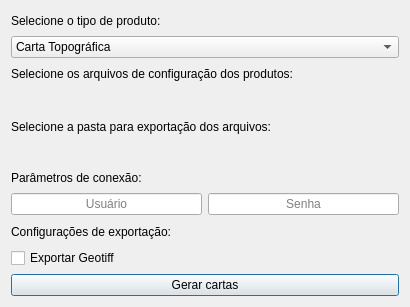
This is resources/uis/editionPluginBaseDialog.ui in dsgoficial/ferramentas_edicao as Qt 5 draws it before an edit. The edited form follows.
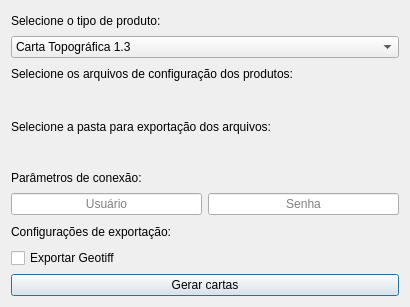
This is the edited form. Custom widgets are drawn as their Qt base class.

```diff
--- a/resources/uis/editionPluginBaseDialog.ui
+++ b/resources/uis/editionPluginBaseDialog.ui
@@ -27,7 +27,7 @@
       <widget class="QComboBox" name="productType">
        <item>
         <property name="text">
-         <string>Carta Topográfica</string>
+         <string>Carta Topográfica 1.3</string>
         </property>
        </item>
        <item>
```
Left out of the diff: 30 changed lines with no effect on the pictures.
